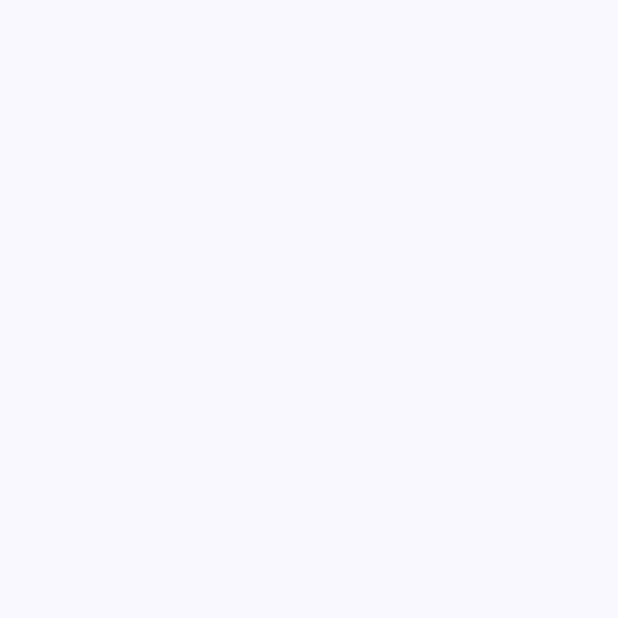
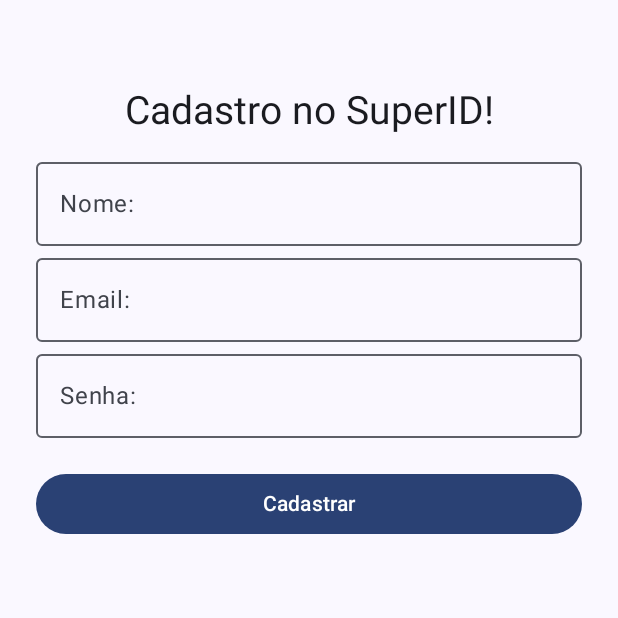
Before and after one commit to Mansurz1n/PI-3-Turma4-1, an Android app built with Jetpack Compose: the RegisterScreen screen opened through its navigation route, on a phone screen of 412 x 824 dp, the top half of it. Before the commit the part shown is empty. Run offline under Robolectric (Android 15) with nearby library versions, the phone set to English and light mode, and no system bars; our stand-ins replace Firebase (no records; nobody signed in at launch, a user with empty details on screens opened directly).

Commit message:
tela de cadastro quase finalizada
fiz a tela de cadastro, só falta adicionar o email de autenticação e umas coisas a mais

```diff
--- a/SuperID/app/build.gradle.kts
+++ b/SuperID/app/build.gradle.kts
@@ -51,6 +51,7 @@ dependencies {
     implementation(libs.androidx.ui.tooling.preview)
     implementation(libs.androidx.material3)
     implementation(libs.androidx.navigation.compose)
+    implementation(libs.firebase.firestore.ktx)
     testImplementation(libs.junit)
     androidTestImplementation(libs.androidx.junit)
     androidTestImplementation(libs.androidx.espresso.core)
--- a/SuperID/app/src/main/java/br/edu/puc/superid/MainActivity.kt
+++ b/SuperID/app/src/main/java/br/edu/puc/superid/MainActivity.kt
@@ -12,6 +12,7 @@ import androidx.navigation.compose.NavHost
 import androidx.navigation.compose.composable
 import androidx.navigation.compose.rememberNavController
 import br.edu.puc.superid.ui.IntroScreen
+import br.edu.puc.superid.ui.RegisterScreen
 import br.edu.puc.superid.ui.theme.SuperIDTheme
 //import br.edu.puc.superid.ui.RegisterScreen TODO: tela de registro
 
@@ -39,7 +40,7 @@ class MainActivity : ComponentActivity() {
                             )
                         }
                         composable("register") {
-                           // RegisterScreen()
+                            RegisterScreen(navController)
                         }
                     }
                 }
--- a/SuperID/app/src/main/java/br/edu/puc/superid/ui/IntroScreen.kt
+++ b/SuperID/app/src/main/java/br/edu/puc/superid/ui/IntroScreen.kt
@@ -60,7 +60,7 @@
                     .padding(horizontal = 16.dp),
                 textAlign = TextAlign.Center
             )
-            Spacer(modifier = Modifier.height(250.dp))
+            Spacer(modifier = Modifier.height(200.dp))
             Row(
                 verticalAlignment = Alignment.CenterVertically,
                 modifier = Modifier.padding(top = 24.dp)
@@ -70,7 +70,7 @@
                     onCheckedChange = { acceptTerms = it }
                 )
                 val termosTexto = buildAnnotatedString {
-                    withStyle(style = SpanStyle(color = Color.White)) {
+                    withStyle(style = SpanStyle()) {
                         append("Li e aceito os ")
                     }
                     pushStringAnnotation(tag = "TERMS", annotation = "https://www.youtube.com/watch?v=dQw4w9WgXcQ")
--- /dev/null
+++ b/SuperID/app/src/main/java/br/edu/puc/superid/ui/RegisterScreen.kt
@@ -0,0 +1,132 @@
+package br.edu.puc.superid.ui
+
+import android.widget.Toast
+import androidx.compose.foundation.layout.Arrangement
+import androidx.compose.foundation.layout.Column
+import androidx.compose.foundation.layout.Spacer
+import androidx.compose.foundation.layout.fillMaxSize
+import androidx.compose.foundation.layout.fillMaxWidth
+import androidx.compose.foundation.layout.height
+import androidx.compose.foundation.layout.padding
+import androidx.compose.material3.Button
+import androidx.compose.material3.MaterialTheme
+import androidx.compose.material3.OutlinedTextField
+import androidx.compose.material3.Text
+import androidx.compose.runtime.Composable
+import androidx.compose.runtime.getValue
+import androidx.compose.runtime.mutableStateOf
+import androidx.compose.runtime.remember
+import androidx.compose.runtime.setValue
+import androidx.compose.ui.Alignment
+import androidx.compose.ui.Modifier
+import androidx.compose.ui.platform.LocalContext
+import androidx.compose.ui.text.input.PasswordVisualTransformation
+import androidx.compose.ui.unit.dp
+import androidx.compose.ui.unit.sp
+import androidx.navigation.NavController
+import com.google.firebase.firestore.ktx.firestore
+import com.google.firebase.ktx.Firebase
+import java.security.MessageDigest
+
+
+@Composable
+fun RegisterScreen(navController: NavController) {
+
+    var name by remember { mutableStateOf("") }
+    var email by remember { mutableStateOf("") }
+    var password by remember { mutableStateOf("") }
+    val context = LocalContext.current
+
+    Column(
+        modifier = Modifier
+            .fillMaxSize()
+            .padding(top = 48.dp, start = 24.dp, end = 24.dp),
+        verticalArrangement = Arrangement.Top,
+        horizontalAlignment = Alignment.CenterHorizontally
+    ) {
+        Text(
+            text = "Cadastro no SuperID!",
+            modifier = Modifier.padding(10.dp),
+            style = MaterialTheme.typography.headlineSmall.copy(fontSize = 26.sp)
+        )
+
+        OutlinedTextField(
+            value = name,
+            onValueChange = { name = it },
+            label = { Text("Nome:") },
+            modifier = Modifier
+                .fillMaxWidth()
+        )
+        OutlinedTextField(
+            value = email,
+            onValueChange = { email = it },
+            label = { Text("Email:") },
+            modifier = Modifier
+                .fillMaxWidth()
+        )
+        OutlinedTextField(
+            value = password,
+            onValueChange = { password = it },
+            label = { Text("Senha:") },
+            visualTransformation = PasswordVisualTransformation(),
+            modifier = Modifier
+                .fillMaxWidth()
+        )
+        Spacer(modifier = Modifier.height(20.dp))
+        Button(
+            onClick = {
+                if (email.isNotBlank() && password.isNotBlank()) {
+                    addUserToDatabase(name, email, password,
+                        onSuccess = {
+                            Toast.makeText(context, "Usuário cadastrado!", Toast.LENGTH_SHORT).show()
+                        },
+                        onFailure = {
+                            Toast.makeText(context, "Erro: ${it.message}", Toast.LENGTH_LONG).show()
+                        }
+                    )
+                } else {
+                    Toast.makeText(context, "Preencha todos os campos!", Toast.LENGTH_SHORT).show()
+                }
+            },
+            modifier = Modifier.fillMaxWidth()
+        ) {
+            Text("Cadastrar")
+        }
+    }
+}
+fun hashPassword(password: String): String {
+    val bytes = MessageDigest.getInstance("SHA-256").digest(password.toByteArray())
+    return bytes.joinToString("") { "%02x".format(it) }
+}
+
+fun addUserToDatabase(
+    name: String,
+    email: String,
+    password: String,
+    onSuccess: () -> Unit,
+    onFailure: (Exception) -> Unit
+) {
+    val db = Firebase.firestore
+    val hashedPassword = hashPassword(password)
+
+    val userRef = db.collection("users").document(email)
+
+    userRef.get()
+        .addOnSuccessListener { document ->
+            if (document.exists()) {
+                onFailure(Exception("E-mail já cadastrado!"))
+            } else {
+                val user = hashMapOf(
+                    "nome" to name,
+                    "email" to email,
+                    "senha" to hashedPassword
+                )
+                userRef.set(user)
+                    .addOnSuccessListener { onSuccess() }
+                    .addOnFailureListener { exception -> onFailure(exception) }
+            }
+        }
+        .addOnFailureListener { exception ->
+            onFailure(exception)
+        }
+}
--- a/SuperID/gradle/libs.versions.toml
+++ b/SuperID/gradle/libs.versions.toml
@@ -9,6 +9,7 @@ lifecycleRuntimeKtx = "2.8.7"
 activityCompose = "1.10.1"
 composeBom = "2024.04.01"
 navigationCompose = "2.8.9"
+firebaseFirestoreKtx = "25.1.3"
 
 [libraries]
 androidx-core-ktx = { group = "androidx.core", name = "core-ktx", version.ref = "coreKtx" }
@@ -26,6 +27,7 @@ androidx-ui-test-manifest = { group = "androidx.compose.ui", name = "ui-test-man
 androidx-ui-test-junit4 = { group = "androidx.compose.ui", name = "ui-test-junit4" }
 androidx-material3 = { group = "androidx.compose.material3", name = "material3" }
 androidx-navigation-compose = { group = "androidx.navigation", name = "navigation-compose", version.ref = "navigationCompose" }
+firebase-firestore-ktx = { group = "com.google.firebase", name = "firebase-firestore-ktx", version.ref = "firebaseFirestoreKtx" }
 
 [plugins]
 android-application = { id = "com.android.application", version.ref = "agp" }
```
